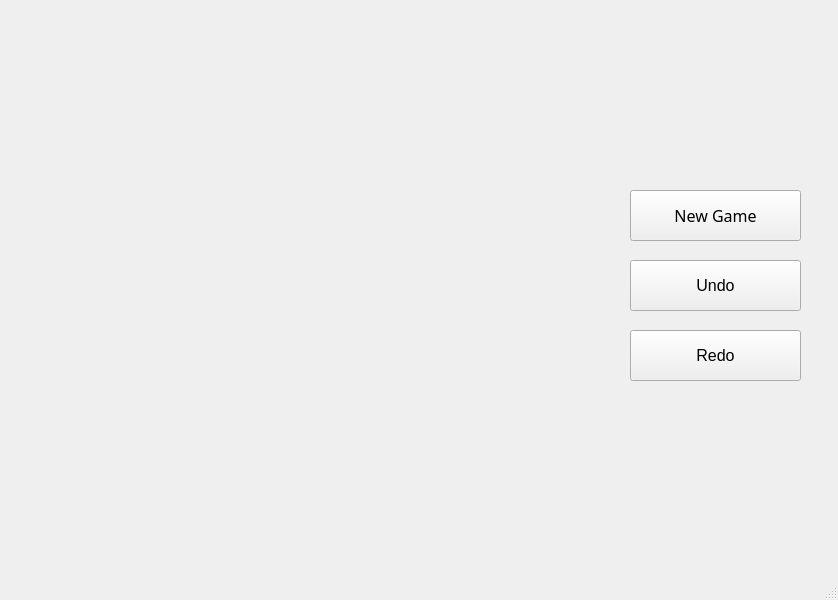
This is Chess_OOP/mainwindow.ui in Cab14bacc/Chess_OOP_112 as Qt 5 draws it before an edit. The edited form follows.
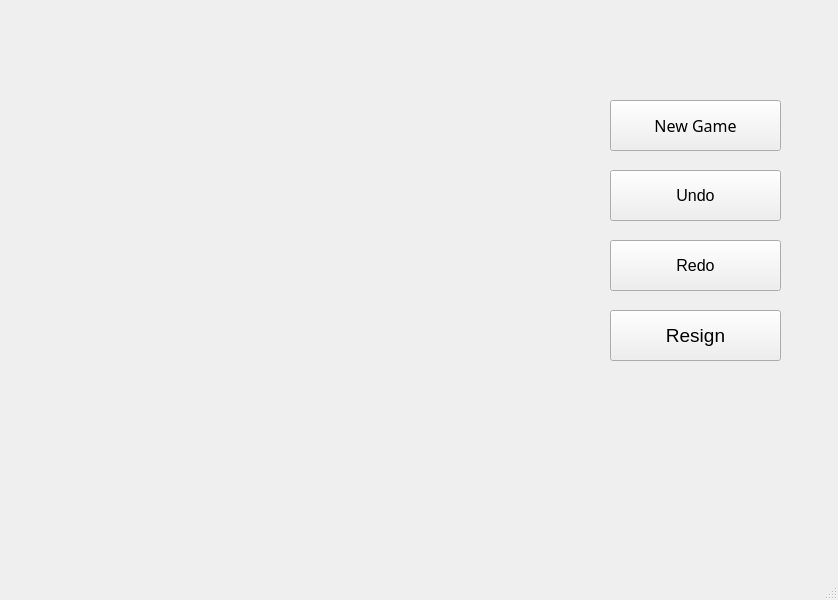
This is the edited form.

The edit to the form file:
```diff
--- a/Chess_OOP/mainwindow.ui
+++ b/Chess_OOP/mainwindow.ui
@@ -28,8 +28,8 @@
    <widget class="QPushButton" name="newGame">
     <property name="geometry">
      <rect>
-      <x>630</x>
-      <y>190</y>
+      <x>610</x>
+      <y>100</y>
       <width>171</width>
       <height>51</height>
      </rect>
@@ -47,8 +47,8 @@
    <widget class="QPushButton" name="undo">
     <property name="geometry">
      <rect>
-      <x>630</x>
-      <y>260</y>
+      <x>610</x>
+      <y>170</y>
       <width>171</width>
       <height>51</height>
      </rect>
@@ -65,8 +65,8 @@
    <widget class="QPushButton" name="redo">
     <property name="geometry">
      <rect>
-      <x>630</x>
-      <y>330</y>
+      <x>610</x>
+      <y>240</y>
       <width>171</width>
       <height>51</height>
      </rect>
@@ -116,6 +116,24 @@
      <string/>
     </property>
    </widget>
+   <widget class="QPushButton" name="Resign">
+    <property name="geometry">
+     <rect>
+      <x>610</x>
+      <y>310</y>
+      <width>171</width>
+      <height>51</height>
+     </rect>
+    </property>
+    <property name="font">
+     <font>
+      <pointsize>14</pointsize>
+     </font>
+    </property>
+    <property name="text">
+     <string>Resign</string>
+    </property>
+   </widget>
   </widget>
   <widget class="QMenuBar" name="menubar">
    <property name="geometry">
```
